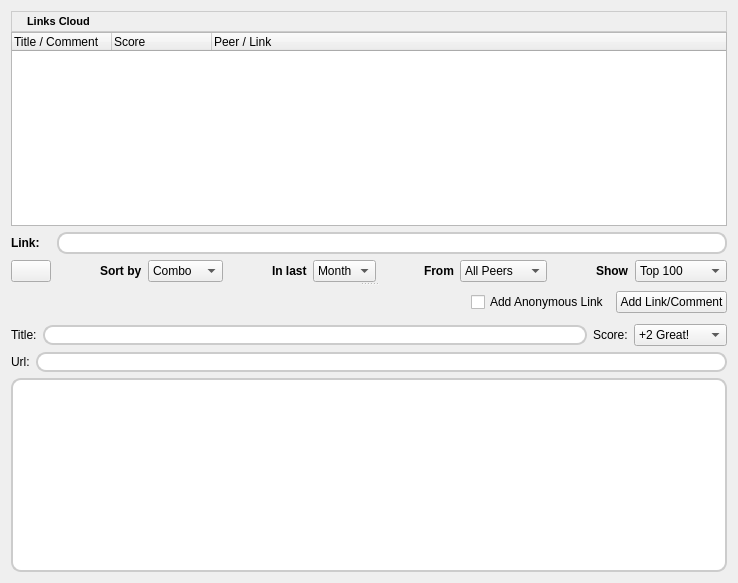
This is retroshare-gui/src/gui/LinksDialog.ui in RetroShare/RetroShare as Qt 5 draws it before an edit. The edited form follows.
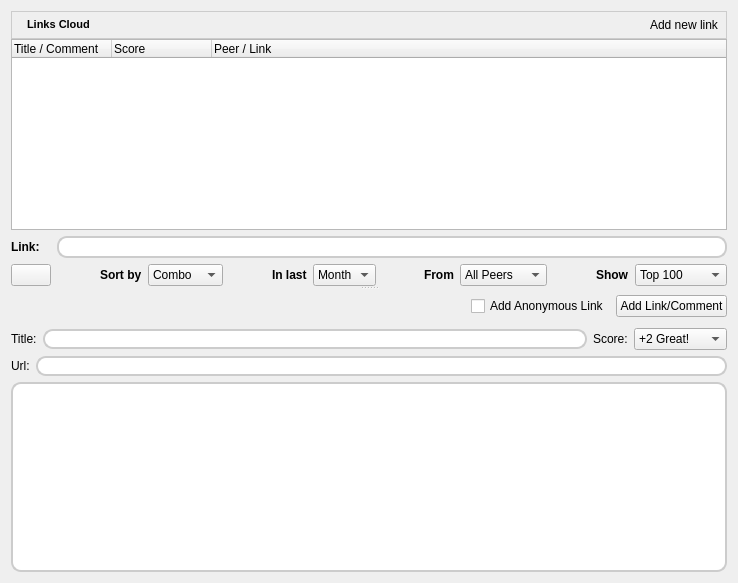
This is the edited form. Icons and pictures are not drawn.

Commit message: Added a "add new link" button, for use the external popup dialog for add a link.

What changed in the file:
```diff
--- a/retroshare-gui/src/gui/LinksDialog.ui
+++ b/retroshare-gui/src/gui/LinksDialog.ui
@@ -556,6 +556,25 @@
         </property>
        </spacer>
       </item>
+      <item row="0" column="3">
+       <widget class="QPushButton" name="pushButton">
+        <property name="styleSheet">
+         <string notr="true">QPushButton:hover { 
+border: 1px solid #CCCCCC;
+}</string>
+        </property>
+        <property name="text">
+         <string>Add new link</string>
+        </property>
+        <property name="icon">
+         <iconset resource="images.qrc">
+          <normaloff>:/images/edit_add24.png</normaloff>:/images/edit_add24.png</iconset>
+        </property>
+        <property name="flat">
+         <bool>true</bool>
+        </property>
+       </widget>
+      </item>
      </layout>
     </widget>
    </item>
```
The commit also changes 4 other files.
